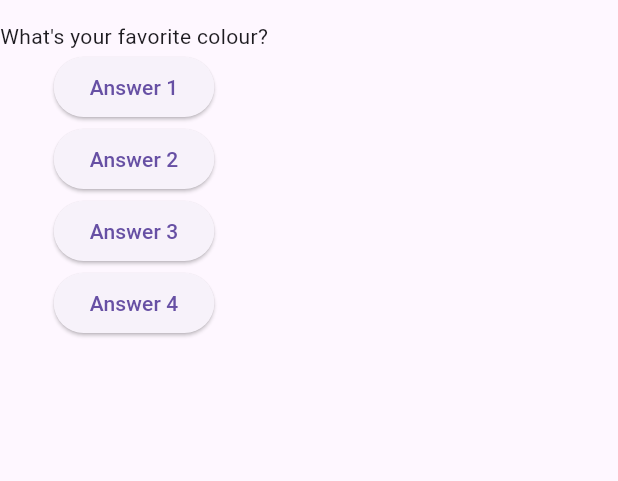
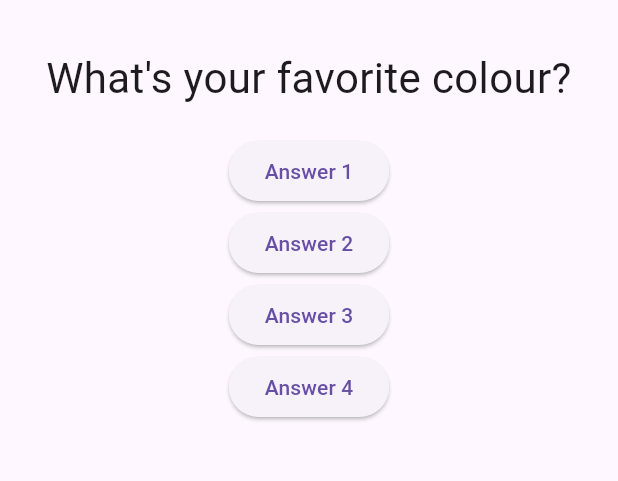
Before and after one commit to NovaLogics/skills-training-flutter-dart, a Flutter app: the screen it shows after launch, on a phone screen of 412 x 824 dp, the part 63-544 px from its top. Run offline on Flutter 3.47's test engine with Material 3 defaults, Android fonts, the phone set to English and light mode, and no system bars.

Commit message:
feat [ui]: Add styles to the Question widget

```diff
--- a/lib/question.dart
+++ b/lib/question.dart
@@ -3,10 +3,20 @@ import 'package:flutter/material.dart';
 class Question extends StatelessWidget {
   final String questionText;
 
-  Question(this.questionText);
+  // ignore: use_key_in_widget_constructors
+  const Question(this.questionText);
 
   @override
   Widget build(BuildContext context) {
-    return Text(questionText);
+    return Container(
+      width: double.infinity,
+      margin: const EdgeInsets.all(16.0),
+      padding: const EdgeInsets.all(2.0),
+      child: Text(
+        questionText,
+        style: const TextStyle(fontSize: 28),
+        textAlign: TextAlign.center,
+      ),
+    );
   }
 }
```
